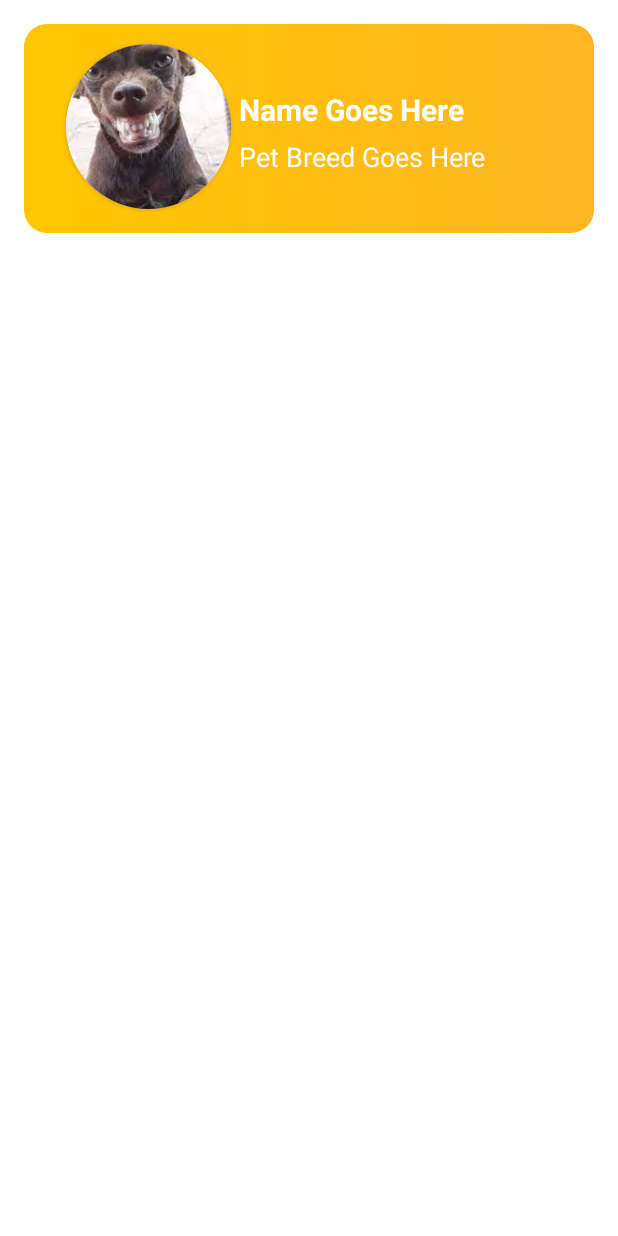
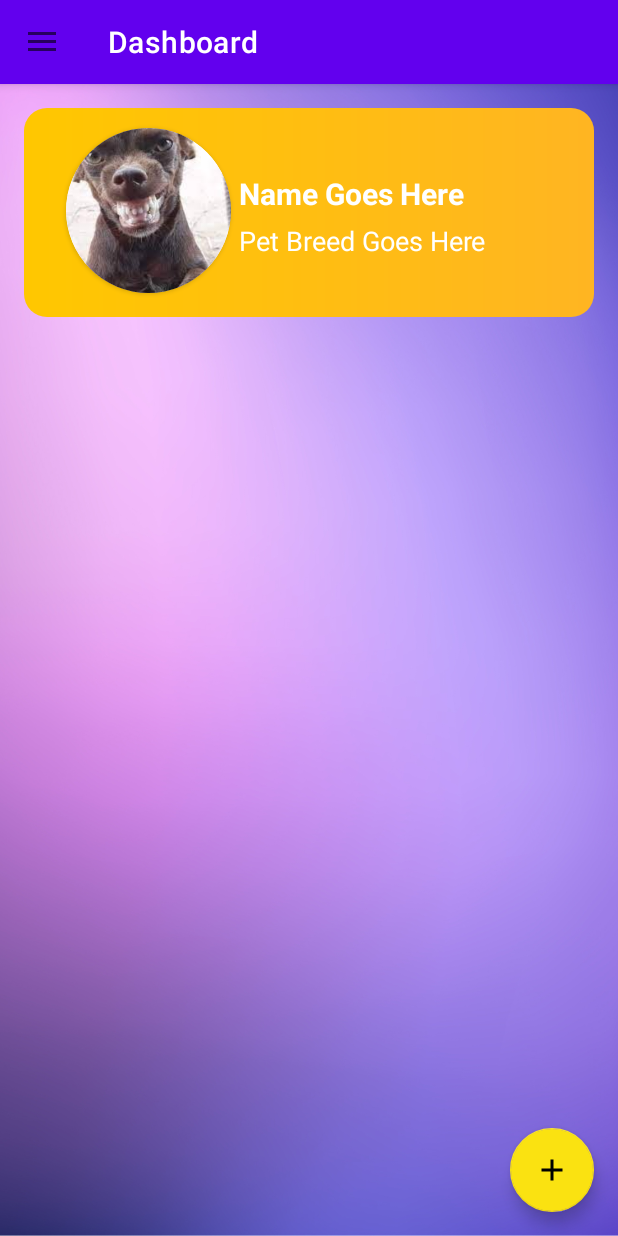
Before and after one commit to renzewithane/TFFI-Finder, an Android app: the Dashboard screen opened directly, with no data from a screen before it, on a phone screen of 412 x 824 dp. Run offline under Robolectric (Android 15) with nearby library versions, the phone set to English and light mode, and no system bars; Roboto replaces fonts that are not available here.

Commit message:
Change Navigation Bar Layout

```diff
--- a/app/src/main/java/com/example/tffifinder/Dashboard.java
+++ b/app/src/main/java/com/example/tffifinder/Dashboard.java
@@ -1,16 +1,40 @@
 package com.example.tffifinder;
 
-import androidx.appcompat.app.AppCompatActivity;
+import android.content.Intent;
+import android.os.Bundle;
+import android.view.View;
+import android.widget.Button;
+import android.widget.LinearLayout;
 
-import android.os.Bundle;
+import com.example.tffifinder.databinding.ActivityDashboardBinding;
 
-public class Dashboard extends AppCompatActivity {
+public class Dashboard extends DrawerNav {
+
+    ActivityDashboardBinding activityDashboardBinding;
 
     @Override
     protected void onCreate(Bundle savedInstanceState) {
         super.onCreate(savedInstanceState);
-        setContentView(R.layout.activity_dashboard);
+        activityDashboardBinding = ActivityDashboardBinding.inflate(getLayoutInflater());
+        setContentView(activityDashboardBinding.getRoot());
 
+        allocateActivityTitle("Dashboard");
 
+        activityDashboardBinding.fab.setOnClickListener(new View.OnClickListener() {
+            @Override
+            public void onClick(View view) {
+                Intent intent = new Intent(Dashboard.this, AddPet.class);
+                startActivity(intent);
+            }
+        });
+
+        LinearLayout linearLayout = findViewById(R.id.acc_button);
+        linearLayout.setOnClickListener(new View.OnClickListener() {
+            @Override
+            public void onClick(View v) {
+                Intent intent = new Intent(Dashboard.this, PetInfo.class);
+                startActivity(intent);
+            }
+        });
     }
 }
--- /dev/null
+++ b/app/src/main/java/com/example/tffifinder/DrawerNav.java
@@ -0,0 +1,85 @@
+package com.example.tffifinder;
+
+import androidx.annotation.NonNull;
+import androidx.appcompat.app.ActionBarDrawerToggle;
+import androidx.appcompat.app.AppCompatActivity;
+import androidx.appcompat.widget.Toolbar;
+import androidx.core.view.GravityCompat;
+import androidx.drawerlayout.widget.DrawerLayout;
+
+import android.content.Intent;
+import android.view.MenuItem;
+import android.view.View;
+import android.widget.FrameLayout;
+import android.widget.Toast;
+
+import com.google.android.material.navigation.NavigationView;
+
+public class DrawerNav extends AppCompatActivity implements NavigationView.OnNavigationItemSelectedListener {
+
+    DrawerLayout drawerLayout;
+
+    public void setContentView(View view){
+        drawerLayout = (DrawerLayout) getLayoutInflater().inflate(R.layout.activity_drawer_nav, null);
+        FrameLayout container = drawerLayout.findViewById(R.id.activityContainer);
+        container.addView(view);
+        super.setContentView(drawerLayout);
+
+        Toolbar toolbar = drawerLayout.findViewById(R.id.toolbar);
+        setSupportActionBar(toolbar);
+
+        NavigationView navigationView = drawerLayout.findViewById(R.id.navigationView);
+
+        ActionBarDrawerToggle toggle = new ActionBarDrawerToggle(this, drawerLayout, toolbar,R.string.open,R.string.close);
+        drawerLayout.addDrawerListener(toggle);
+        toggle.syncState();
+
+        navigationView.setNavigationItemSelectedListener(this);
+        navigationView.setCheckedItem(R.id.nav_dashboard);
+    }
+
+    @Override
+    public boolean onNavigationItemSelected(@NonNull MenuItem menuItem) {
+
+        drawerLayout.closeDrawer(GravityCompat.START);
+        switch (menuItem.getItemId()){
+
+            case R.id.nav_dashboard:
+                break;
+
+            case R.id.nav_credits:
+                startActivity(new Intent(DrawerNav.this, Credits.class));
+                overridePendingTransition(0,0);
+                break;
+
+            case R.id.nav_about:
+                startActivity(new Intent(DrawerNav.this, About.class));
+                overridePendingTransition(0,0);
+                break;
+
+            case R.id.nav_statistics:
+                Toast.makeText(DrawerNav.this, "Trash", Toast.LENGTH_SHORT).show();
+                break;
+
+            case R.id.nav_settings:
+                Toast.makeText(DrawerNav.this, "Settings", Toast.LENGTH_SHORT).show();
+                break;
+
+            case R.id.nav_feeder:
+                Toast.makeText(DrawerNav.this, "Feeder", Toast.LENGTH_SHORT).show();
+                break;
+
+            case R.id.nav_logout:
+                Toast.makeText(DrawerNav.this, "Logout", Toast.LENGTH_SHORT).show();
+            default:
+                return true;
+        }
+        return true;
+    }
+
+    protected void allocateActivityTitle (String titlesString) {
+        if (getSupportActionBar() !=null) {
+            getSupportActionBar().setTitle(titlesString);
+        }
+    }
+}
--- a/app/src/main/java/com/example/tffifinder/MainActivity.java
+++ b/app/src/main/java/com/example/tffifinder/MainActivity.java
@@ -33,7 +33,7 @@ public class MainActivity extends AppCompatActivity {
 
                 if(counter == 100) {
                     t.cancel();
-                    Intent intent = new Intent(MainActivity.this, Home.class);
+                    Intent intent = new Intent(MainActivity.this, Dashboard.class);
                     startActivity(intent);
                     finish();
                 }
--- /dev/null
+++ b/app/src/main/res/drawable/ic_plus.xml
@@ -0,0 +1,5 @@
+<vector android:height="24dp" android:tint="#6200EE"
+    android:viewportHeight="24" android:viewportWidth="24"
+    android:width="24dp" xmlns:android="http://schemas.android.com/apk/res/android">
+    <path android:fillColor="@android:color/white" android:pathData="M19,13h-6v6h-2v-6H5v-2h6V5h2v6h6v2z"/>
+</vector>
--- /dev/null
+++ b/app/src/main/res/drawable/ic_statistics.xml
@@ -0,0 +1,7 @@
+<vector android:height="24dp" android:tint="#6200EE"
+    android:viewportHeight="24" android:viewportWidth="24"
+    android:width="24dp" xmlns:android="http://schemas.android.com/apk/res/android">
+    <path android:fillColor="@android:color/white" android:pathData="M21,8c-1.45,0 -2.26,1.44 -1.93,2.51l-3.55,3.56c-0.3,-0.09 -0.74,-0.09 -1.04,0l-2.55,-2.55C12.27,10.45 11.46,9 10,9c-1.45,0 -2.27,1.44 -1.93,2.52l-4.56,4.55C2.44,15.74 1,16.55 1,18c0,1.1 0.9,2 2,2c1.45,0 2.26,-1.44 1.93,-2.51l4.55,-4.56c0.3,0.09 0.74,0.09 1.04,0l2.55,2.55C12.73,16.55 13.54,18 15,18c1.45,0 2.27,-1.44 1.93,-2.52l3.56,-3.55C21.56,12.26 23,11.45 23,10C23,8.9 22.1,8 21,8z"/>
+    <path android:fillColor="@android:color/white" android:pathData="M15,9l0.94,-2.07l2.06,-0.93l-2.06,-0.93l-0.94,-2.07l-0.92,2.07l-2.08,0.93l2.08,0.93z"/>
+    <path android:fillColor="@android:color/white" android:pathData="M3.5,11l0.5,-2l2,-0.5l-2,-0.5l-0.5,-2l-0.5,2l-2,0.5l2,0.5z"/>
+</vector>
--- a/app/src/main/res/layout/activity_dashboard.xml
+++ b/app/src/main/res/layout/activity_dashboard.xml
@@ -72,4 +72,17 @@
 
     </ScrollView>
 
+    <com.google.android.material.floatingactionbutton.FloatingActionButton
+        android:id="@+id/fab"
+        android:layout_width="wrap_content"
+        android:layout_height="wrap_content"
+        android:layout_marginEnd="16dp"
+        android:layout_marginBottom="16dp"
+        android:contentDescription="@string/addbtn_descrip"
+        app:backgroundTint="@color/yellow"
+        app:layout_constraintBottom_toBottomOf="parent"
+        app:layout_constraintEnd_toEndOf="parent"
+        app:srcCompat="@drawable/ic_plus" />
+
+
 </androidx.constraintlayout.widget.ConstraintLayout>
--- /dev/null
+++ b/app/src/main/res/layout/activity_drawer_nav.xml
@@ -0,0 +1,25 @@
+<?xml version="1.0" encoding="utf-8"?>
+<androidx.drawerlayout.widget.DrawerLayout xmlns:android="http://schemas.android.com/apk/res/android"
+    xmlns:app="http://schemas.android.com/apk/res-auto"
+    xmlns:tools="http://schemas.android.com/tools"
+    android:layout_width="match_parent"
+    android:layout_height="match_parent"
+    android:background="@drawable/purple_background"
+    android:fitsSystemWindows="true"
+    tools:context=".DrawerNav"
+    tools:openDrawer="start">
+
+    <include layout="@layout/content_layout"
+        android:layout_height="match_parent"
+        android:layout_width="match_parent"/>
+
+    <com.google.android.material.navigation.NavigationView
+        android:id="@+id/navigationView"
+        android:layout_width="wrap_content"
+        android:layout_height="match_parent"
+        android:fitsSystemWindows="true"
+        android:layout_gravity="start"
+        app:headerLayout="@layout/nav_header"
+        app:menu="@menu/menu" />
+
+</androidx.drawerlayout.widget.DrawerLayout>
--- /dev/null
+++ b/app/src/main/res/layout/content_layout.xml
@@ -0,0 +1,29 @@
+<?xml version="1.0" encoding="utf-8"?>
+<androidx.constraintlayout.widget.ConstraintLayout xmlns:android="http://schemas.android.com/apk/res/android"
+    android:layout_width="match_parent"
+    android:layout_height="match_parent"
+    xmlns:app="http://schemas.android.com/apk/res-auto">
+
+    <com.google.android.material.appbar.AppBarLayout
+        android:id="@+id/appbarLayout"
+        android:layout_width="match_parent"
+        android:layout_height="wrap_content"
+        app:layout_constraintTop_toTopOf="parent">
+
+        <androidx.appcompat.widget.Toolbar
+            android:id="@+id/toolbar"
+            android:layout_width="match_parent"
+            android:layout_height="?attr/actionBarSize"
+            android:background="@color/purple_500"
+            app:title="Pet Finder"
+            app:titleTextColor="@color/white"/>
+    </com.google.android.material.appbar.AppBarLayout>
+
+    <FrameLayout
+        android:id="@+id/activityContainer"
+        android:layout_width="match_parent"
+        android:layout_height="0dp"
+        app:layout_constraintBottom_toBottomOf="parent"
+        app:layout_constraintTop_toBottomOf="@+id/appbarLayout"/>
+
+</androidx.constraintlayout.widget.ConstraintLayout>
--- a/app/src/main/res/menu/menu.xml
+++ b/app/src/main/res/menu/menu.xml
@@ -2,7 +2,6 @@
 <menu xmlns:android="http://schemas.android.com/apk/res/android"
     xmlns:tools="http://schemas.android.com/tools"
     tools:showIn="navigation_view">
-
 
     <group android:checkableBehavior="single">
 
@@ -22,10 +21,9 @@
             android:title="@string/strAbout"/>
 
         <item
-            android:id="@+id/nav_trash"
-            android:icon="@drawable/ic_trash"
-            android:title="@string/strTrash"/>
-
+            android:id="@+id/nav_statistics"
+            android:icon="@drawable/ic_statistics"
+            android:title="@string/strStatistics"/>
     </group>
 
     <item android:title="@string/strOther">
--- a/app/src/main/res/values/strings.xml
+++ b/app/src/main/res/values/strings.xml
@@ -14,13 +14,14 @@
     <string name="strDashboard">Dashboard</string>
     <string name="strCredits">Credits</string>
     <string name="strAbout">About</string>
-    <string name="strTrash">Trash</string>
+    <string name="strStatistics">Statistics</string>
     <string name="strOther">Other</string>
     <string name="strFeeder">Feeder</string>
     <string name="strSetting">Settings</string>
     <string name="strLogout">Log out</string>
     <string name="navigation_header">navigation header</string>
     <string name="my_app">My App</string>
+    <string name="addbtn_descrip">Add Pet</string>
     <string name="profile_information">Profile Information:</string>
     <string name="name">Name:</string>
     <string name="breed">Breed:</string>
@@ -38,4 +39,11 @@
     <string name="physical_address">Physical Address:</string>
     <string name="contact_number">Contact Number:</string>
     <string name="email_address">Email Address:</string>
+
+    <string name="password">Password</string>
+    <string name="username_or_email">Password</string>
+    <string name="add_pet">Add Pet</string>
+    <string name="address">Address:</string>
+    <string name="gender">Gender:</string>
+
 </resources>
```
Also changed, not shown: app/src/main/AndroidManifest.xml (+10 -12 lines), app/src/main/java/com/example/tffifinder/About.java (+8 -22 lines), app/src/main/java/com/example/tffifinder/AddPet.java (added, +14 -0 lines), app/src/main/java/com/example/tffifinder/Credits.java (+8 -21 lines), app/src/main/java/com/example/tffifinder/Home.java (deleted, +0 -93 lines), app/src/main/res/drawable/edit_text_background.xml (added, +8 -0 lines), app/src/main/res/layout/activity_about.xml (+0 -12 lines), app/src/main/res/layout/activity_add_pet.xml (added, +90 -0 lines), app/src/main/res/layout/activity_credits.xml (+0 -26 lines), app/src/main/res/layout/activity_home.xml (deleted, +0 -48 lines).
